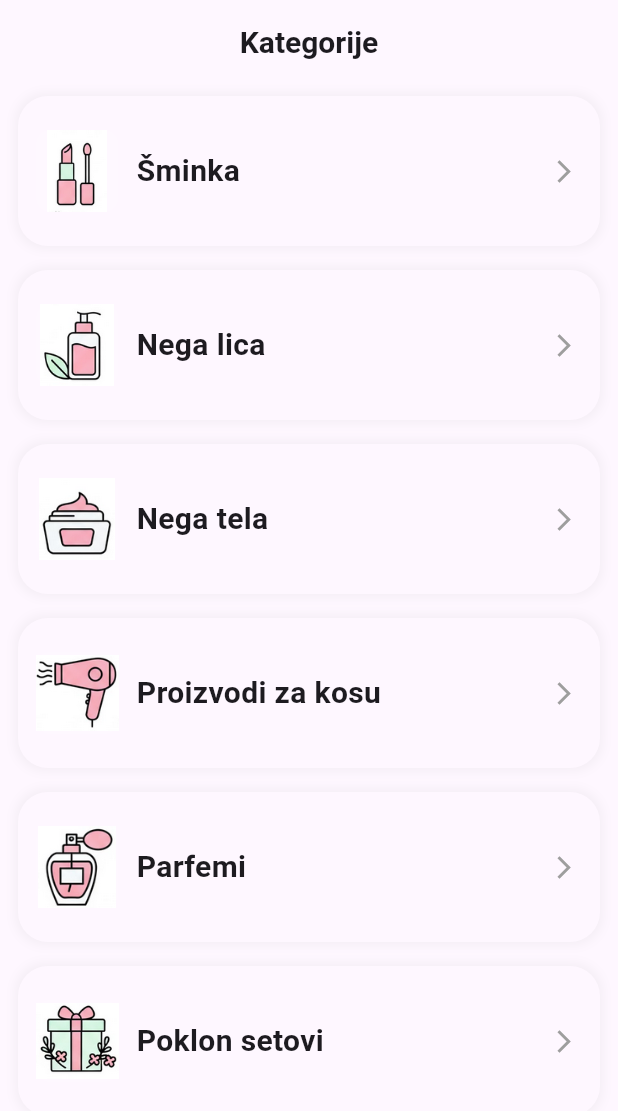
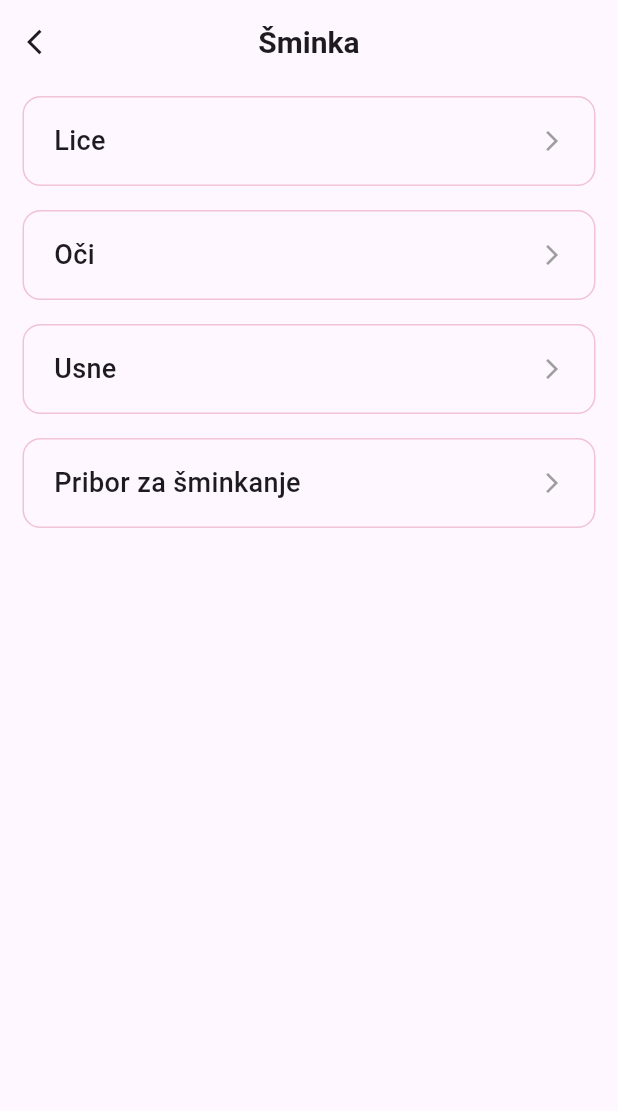
Before and after one commit to saraamicic/MITProjekat, a Flutter app: the CategoriesScreen screen opened directly, after a tap on "Šminka", on a phone screen of 412 x 824 dp. Shown: the top 1111 px of the screen. Run offline on Flutter 3.47's test engine with Material 3 defaults, Android fonts, the phone set to English and light mode, and no system bars; our stand-ins replace card_swiper, fancy_shimmer_image.

Commit message:
Kad se klikne na neku od kategorija, ako ima subkategorije otvorene se one ili proizvodi, a ako se klikne na subkategoriju onda se otvore proizvodi koji joj pripadaju

```diff
--- a/lib/consts/app_constants.dart
+++ b/lib/consts/app_constants.dart
@@ -24,7 +24,7 @@ class AppConstants {
   {
     'name': 'Nega tela',
     'image': '${AssetsMenager.iconPath}/bodybutter.png',
-    'subCategories': [],
+    'subCategories': <String>[],
   },
 
   {
@@ -44,7 +44,7 @@ class AppConstants {
   {
     'name': 'Poklon setovi',
     'image': '${AssetsMenager.iconPath}/giftset.png',
-    'subCategories': [],
+    'subCategories':  <String>[],
   },
 
 ];
--- a/lib/main.dart
+++ b/lib/main.dart
@@ -1,6 +1,8 @@
 import 'package:flutter/material.dart';
 import 'package:glossyprojekat/screens/inner_screens/product_details.dart';
+import 'package:glossyprojekat/screens/inner_screens/sub_category_screen.dart';
 import 'package:glossyprojekat/screens/root_screen.dart';
+import 'package:glossyprojekat/screens/search_screen.dart';
 
 void main() {
   runApp(const MyApp());
@@ -17,7 +19,8 @@ class MyApp extends StatelessWidget {
 
       routes: {
         ProductDetailsScreen.routName: (context) => const ProductDetailsScreen(),
-
+        SubCategoryScreen.routeName: (context) => const SubCategoryScreen(),
+        SearchScreen.routeName: (context) => const SearchScreen(),
       },
 
     );
--- a/lib/screens/categories_screen.dart
+++ b/lib/screens/categories_screen.dart
@@ -1,5 +1,6 @@
 import 'package:flutter/material.dart';
 import 'package:glossyprojekat/consts/app_constants.dart';
+import 'package:glossyprojekat/screens/inner_screens/sub_category_screen.dart';
 import 'package:glossyprojekat/widgets/title_text.dart';
 
 class CategoriesScreen extends StatelessWidget {
@@ -17,12 +18,34 @@ class CategoriesScreen extends StatelessWidget {
         itemBuilder: (context, index) {
           final category = AppConstants.categories[index];
 
+          //sta se desi kad kliknemo
           return GestureDetector(
             onTap: () {
-              // Ovde ćemo kasnije dodati navigaciju na podkategorije
+              final List<String> subCats = List<String>.from(
+                category['subCategories'],
+              );
+
+              if (subCats.isEmpty) {
+                // Ako NEMA podkategorija idi pravo na proizvode
+                Navigator.pushNamed(
+                  context,
+                  "/SearchScreen",
+                  arguments: category['name'],
+                );
+              } else {
+                // Ako IMA podkategorija idi na ekran sa podkategorijama
+                Navigator.pushNamed(
+                  context,
+                  SubCategoryScreen.routeName,
+                  arguments: category,
+                );
+              }
             },
             child: Padding(
-              padding: const EdgeInsets.symmetric(horizontal: 12.0, vertical: 8.0),
+              padding: const EdgeInsets.symmetric(
+                horizontal: 12.0,
+                vertical: 8.0,
+              ),
               child: Container(
                 height: 100,
                 decoration: BoxDecoration(
@@ -38,14 +61,19 @@ class CategoriesScreen extends StatelessWidget {
                 ),
                 child: Row(
                   children: [
-                    //
+                    // slicice ikonica
                     Padding(
                       padding: const EdgeInsets.all(12.0),
                       child: Container(
                         width: 55,
                         height: 55,
                         decoration: BoxDecoration(
-                          color: const Color.fromARGB(255, 255, 255, 255).withOpacity(0.1),
+                          color: const Color.fromARGB(
+                            255,
+                            255,
+                            255,
+                            255,
+                          ).withOpacity(0.1),
                           borderRadius: BorderRadius.circular(10),
                         ),
                         child: Image.asset(
@@ -54,7 +82,7 @@ class CategoriesScreen extends StatelessWidget {
                         ),
                       ),
                     ),
-                    //
+                    // ime kategorije
                     Expanded(
                       child: Column(
                         mainAxisAlignment: MainAxisAlignment.center,
@@ -64,14 +92,17 @@ class CategoriesScreen extends StatelessWidget {
                             label: category['name'],
                             fontSize: 20,
                           ),
-
                         ],
                       ),
                     ),
                     // Mala strelica na kraju
                     const Padding(
                       padding: EdgeInsets.only(right: 15.0),
-                      child: Icon(Icons.arrow_forward_ios, size: 18, color: Colors.grey),
+                      child: Icon(
+                        Icons.arrow_forward_ios,
+                        size: 18,
+                        color: Colors.grey,
+                      ),
                     ),
                   ],
                 ),
--- a/lib/screens/inner_screens/sub_category_screen.dart
+++ b/lib/screens/inner_screens/sub_category_screen.dart
@@ -0,0 +1,84 @@
+import 'package:flutter/material.dart';
+import 'package:glossyprojekat/widgets/title_text.dart';
+
+class SubCategoryScreen extends StatelessWidget {
+  static const routeName = "/SubCategoryScreen";
+
+  const SubCategoryScreen({super.key});
+
+  @override
+  Widget build(BuildContext context) {
+    //Primamo podatke koji su poslati iz CategoriesScreen
+    final categoryData =
+        ModalRoute.of(context)!.settings.arguments as Map<String, dynamic>;
+
+    final String categoryName = categoryData['name'];
+    final List<String> subCategories = categoryData['subCategories'];
+
+    return Scaffold(
+      appBar: AppBar(
+        //naslov
+        title: TitelesTextWidget(label: categoryName),
+        centerTitle: true,
+        leading: IconButton(
+          onPressed: () {
+            Navigator.pop(context); // Vraća nas nazad na sve kategorije
+          },
+          icon: const Icon(Icons.arrow_back_ios, size: 20),
+        ),
+      ),
+      body: ListView.builder(
+        itemCount: subCategories.length,
+        itemBuilder: (context, index) {
+          return Padding(
+            padding: const EdgeInsets.symmetric(horizontal: 15, vertical: 8),
+            child: GestureDetector(
+              onTap: () {
+                Navigator.pushNamed(
+                  context,
+                  "/SearchScreen",
+                  arguments: subCategories[index], //saljemo ime subkat
+                );
+              },
+              child: Container(
+                height: 60,
+                decoration: BoxDecoration(
+
+                  border: Border.all(
+                    color: const Color.fromARGB(
+                      255,
+                      226,
+                      143,
+                      171,
+                    ).withOpacity(0.5),
+                  ),
+                  borderRadius: BorderRadius.circular(12),
+                ),
+                child: Padding(
+                  padding: const EdgeInsets.symmetric(horizontal: 20),
+                  child: Row(
+                    mainAxisAlignment: MainAxisAlignment.spaceBetween,
+                    children: [
+                      Text(
+                        subCategories[index],
+                        style: const TextStyle(
+                          fontSize: 18,
+                          fontWeight: FontWeight.w500,
+                        ),
+                      ),
+                      const Icon(
+                        Icons.arrow_forward_ios,
+                        size: 16,
+                        color: Colors.grey,
+                      ),
+                    ],
+                  ),
+                ),
+              ),
+            ),
+          );
+        },
+      ),
+    );
+  }
+}
```
Also changed, not shown: lib/screens/search_screen.dart (+31 -10 lines).
